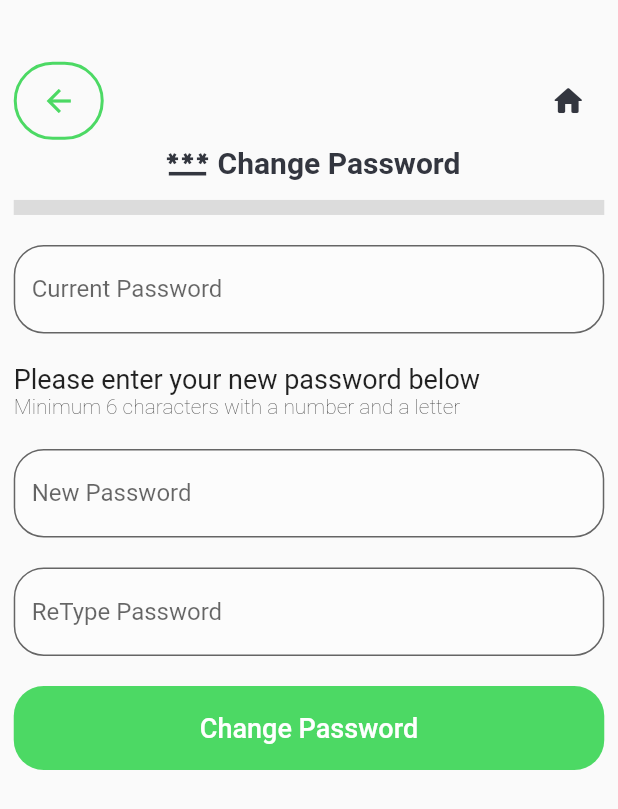
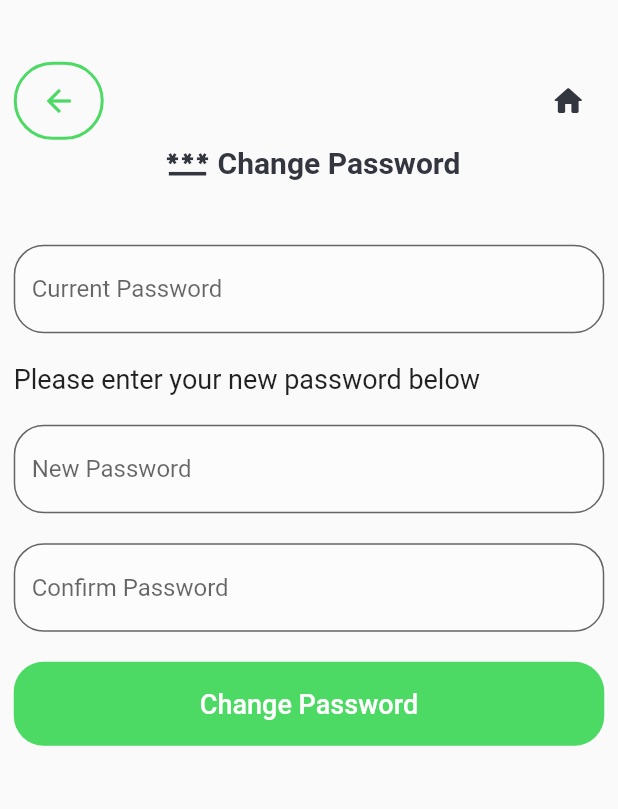
Before and after one commit to virokalu/ProjectBloem, a Flutter app: the PasswordScreen screen opened by its route, on a phone screen of 412 x 824 dp. Shown: the top 809 px of the screen. Run offline on Flutter 3.47's test engine with Material 2 defaults, Android fonts, the phone set to English and light mode, and no system bars; our stand-ins replace awesome_dialog, charts_flutter, dotted_line, firebase_core, firebase_storage, flutter_custom_clippers and 7 more; missing offline and left inert: flutter_stripe; accounts and stored records are empty.

Commit message:
Editted pwdChanging

```diff
--- a/lib/screens/setting_screen/password_info/password.dart
+++ b/lib/screens/setting_screen/password_info/password.dart
@@ -27,10 +27,10 @@ class _PasswordScreenState extends State<PasswordScreen> {
             children: [
               const ButtonText(text: 'Change Password', icon: Icons.password),
               const SizedBox(height: 20),
-              const Divider(
+              /*const Divider(
                 height: 0.1,
                 thickness: 10.0,
-              ),
+              ),*/
               const SizedBox(height: 20),
               TextFormField(
                 decoration: InputDecoration(
@@ -50,12 +50,6 @@ class _PasswordScreenState extends State<PasswordScreen> {
                   fontWeight: FontWeight.w400,
                 ),
               ),
-              const Text(
-                'Minimum 6 characters with a number and a letter',
-                style: TextStyle(
-                  fontWeight: FontWeight.w200,
-                ),
-              ),
               const SizedBox(height: 20),
               TextFormField(
                 decoration: InputDecoration(
@@ -70,7 +64,7 @@ class _PasswordScreenState extends State<PasswordScreen> {
               const SizedBox(height: 20),
               TextFormField(
                 decoration: InputDecoration(
-                  hintText: 'ReType Password',
+                  hintText: 'Confirm Password',
                   filled: true,
                   fillColor: Colors.white38,
                   border: OutlineInputBorder(
```
